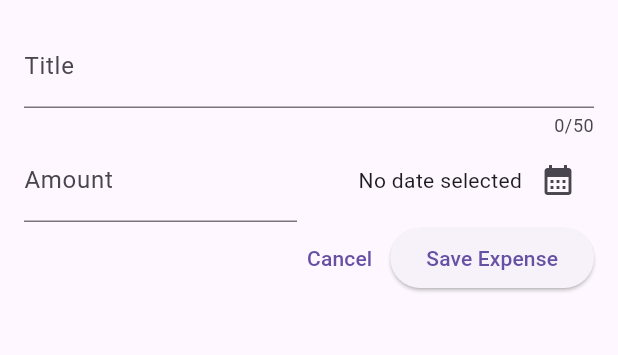
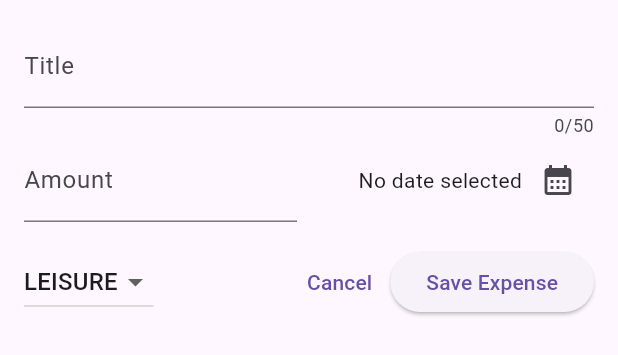
Before and after one commit to Saurav-Ganguly/expense_tracker_2, a Flutter app: the NewExpense widget shown alone on an empty page, opened directly, on a phone screen of 412 x 824 dp. Shown: the top 355 px of the screen. Run offline on Flutter 3.47's test engine with Material 3 defaults, Android fonts, the phone set to English and light mode, and no system bars.

Commit message:
added expense validation

```diff
--- a/lib/widgets/new_expense.dart
+++ b/lib/widgets/new_expense.dart
@@ -12,6 +12,7 @@ class NewExpense extends StatefulWidget {
 class _NewExpenseState extends State<NewExpense> {
   final _titleController = TextEditingController();
   final _amountController = TextEditingController();
+  Category _selectedCategory = Category.leisure;
   DateTime? _selectedDate;
 
   void _presentDatePicker() async {
@@ -26,6 +27,32 @@ class _NewExpenseState extends State<NewExpense> {
     setState(() {
       _selectedDate = pickedDate;
     });
+  }
+
+  void _submitExpenseData() {
+    final enteredAmt = int.tryParse(_amountController.text);
+    final amountIsInvalid = enteredAmt == null || enteredAmt <= 0;
+    if (_titleController.text.trim().isEmpty ||
+        amountIsInvalid ||
+        _selectedDate == null) {
+      showDialog(
+        context: context,
+        builder: (ctx) => AlertDialog(
+          title: const Text('Invalid Input'),
+          content: const Text(
+              'Please make sure a valid title, amount, date and category was entered.'),
+          actions: [
+            TextButton(
+              onPressed: () {
+                Navigator.pop(ctx);
+              },
+              child: const Text('Okay'),
+            )
+          ],
+        ),
+      );
+      return;
+    }
   }
 
   @override
@@ -84,20 +111,40 @@ class _NewExpenseState extends State<NewExpense> {
               )
             ],
           ),
+          const SizedBox(
+            height: 16,
+          ),
           Row(
-            mainAxisAlignment: MainAxisAlignment.end,
             children: [
+              DropdownButton(
+                  value: _selectedCategory,
+                  items: Category.values
+                      .map(
+                        (category) => DropdownMenuItem(
+                          value: category,
+                          child: Text(
+                            category.name.toUpperCase(),
+                          ),
+                        ),
+                      )
+                      .toList(),
+                  onChanged: (value) {
+                    if (value == null) {
+                      return;
+                    }
+                    setState(() {
+                      _selectedCategory = value;
+                    });
+                  }),
+              const Spacer(),
               TextButton(
                 onPressed: () {
                   Navigator.pop(context);
                 },
-                child: Text('Cancel'),
+                child: const Text('Cancel'),
               ),
               ElevatedButton(
-                onPressed: () {
-                  print(_titleController.text);
-                  print(_amountController.text);
-                },
+                onPressed: _submitExpenseData,
                 child: const Text('Save Expense'),
               ),
             ],
```
